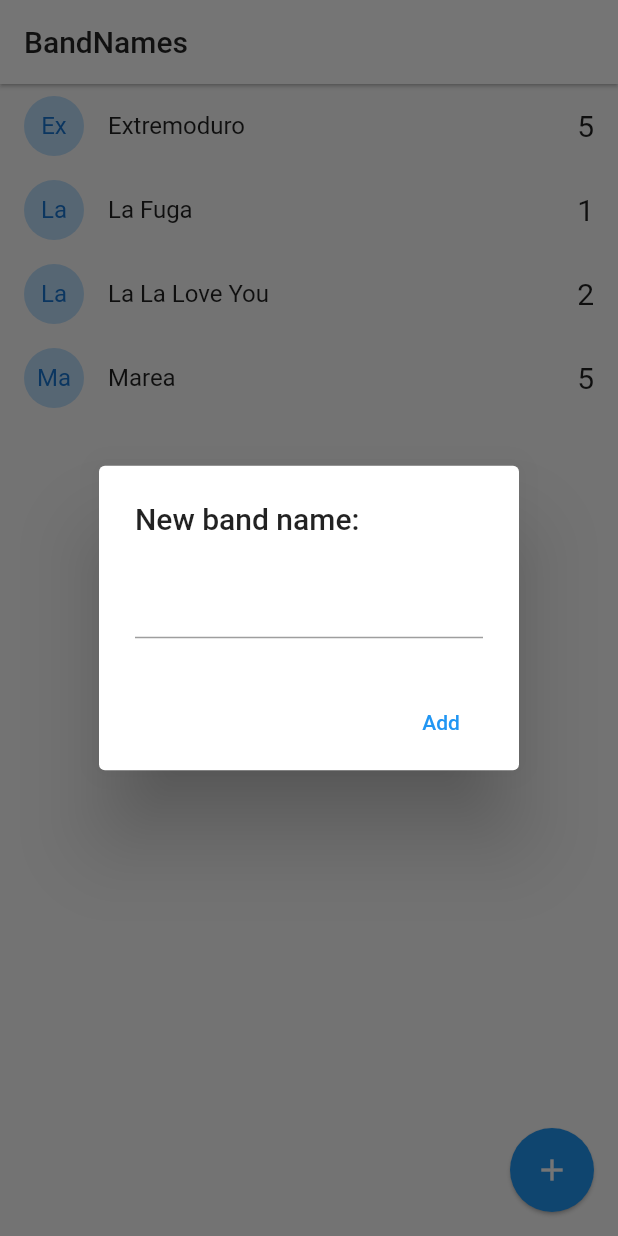
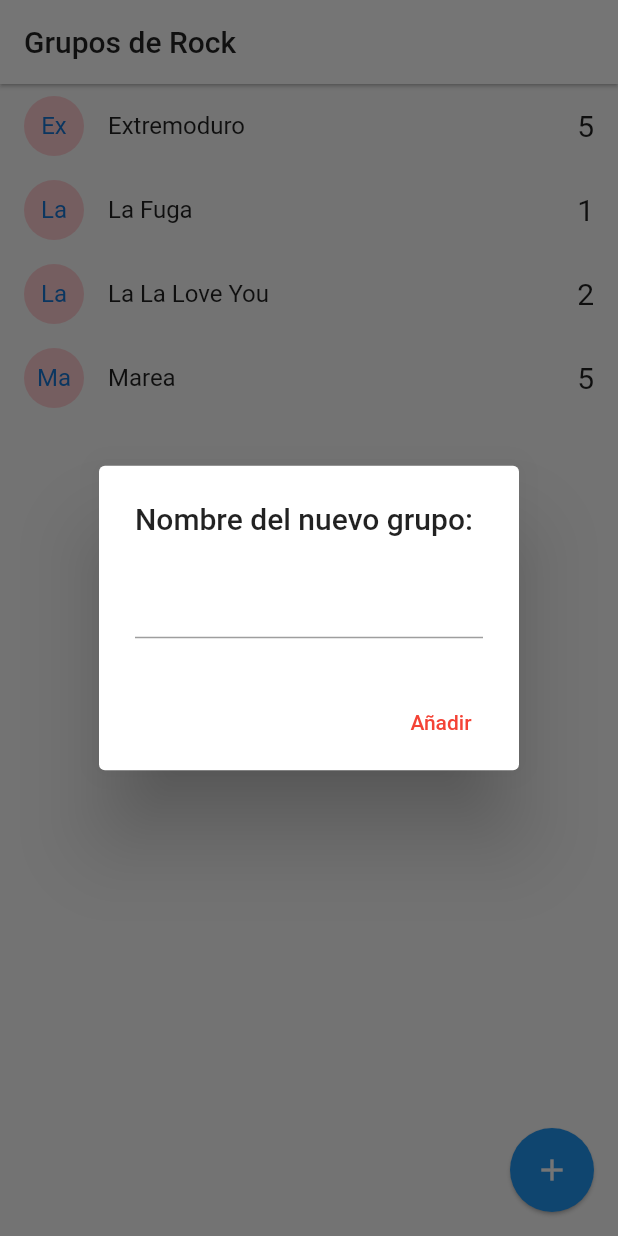
Before and after one commit to arodriguezgim/Flutter_avanzado, a Flutter app: the screen it shows after launch, after a tap on the "add" icon, on a phone screen of 412 x 824 dp. Run offline on Flutter 3.47's test engine with Material 2 defaults, Android fonts, the phone set to English and light mode, and no system bars; our stand-ins replace flutter_svg.

Commit message:
Fin Seccion 1

```diff
--- a/flutter_avanzado/flutter-bandnames-socket-0.0.2/lib/pages/home.dart
+++ b/flutter_avanzado/flutter-bandnames-socket-0.0.2/lib/pages/home.dart
@@ -11,6 +11,7 @@ class HomePage extends StatefulWidget {
 }
 
 class _HomePageState extends State<HomePage> {
+  //Nos creamos una lista de bandas
   List<Band> bands = [
     Band(id: '1', name: 'Extremoduro', votes: 5),
     Band(id: '2', name: 'La Fuga', votes: 1),
@@ -22,25 +23,27 @@ class _HomePageState extends State<HomePage> {
   Widget build(BuildContext context) {
     return Scaffold(
       appBar: AppBar(
-        title: Text('BandNames', style: TextStyle(color: Colors.black87)),
+        title: Text('Grupos de Rock', style: TextStyle(color: Colors.black87)),
         backgroundColor: Colors.white,
         elevation: 1,
       ),
       body: ListView.builder(
           itemCount: bands.length,
+          // Lo que necesitamos para recorrer cada elemento de la lista
           itemBuilder: (context, i) => _bandTile(bands[i])),
       floatingActionButton: FloatingActionButton(
           child: Icon(Icons.add), elevation: 1, onPressed: addNewBand),
     );
   }
 
-  Widget _bandTile(Band band) {
+  Widget _bandTile(Band grupo) {
     return Dismissible(
-      key: Key(band.id),
+      // Tenemos que poner algún identificador único
+      key: Key(grupo.id),
       direction: DismissDirection.startToEnd,
       onDismissed: (direction) {
         print('direction: $direction');
-        print('id: ${band.id}');
+        print('id: ${grupo.id}');
         // TODO: llamar el borrado en el server
       },
       background: Container(
@@ -48,23 +51,27 @@ class _HomePageState extends State<HomePage> {
           color: Colors.red,
           child: Align(
             alignment: Alignment.centerLeft,
-            child: Text('Delete Band', style: TextStyle(color: Colors.white)),
+            child:
+                Text('Eliminar Grupo', style: TextStyle(color: Colors.white)),
           )),
       child: ListTile(
         leading: CircleAvatar(
-          child: Text(band.name.substring(0, 2)),
-          backgroundColor: Colors.blue[100],
+          child: Text(grupo.name.substring(0, 2)),
+          backgroundColor: Colors.red[100],
         ),
-        title: Text(band.name),
-        trailing: Text('${band.votes}', style: TextStyle(fontSize: 20)),
+        title: Text(grupo.name),
+        trailing: Text('${grupo.votes}', style: TextStyle(fontSize: 20)),
         onTap: () {
-          print(band.name);
+          print(grupo.name);
         },
       ),
     );
   }
 
+// Mostraremos un diálogo para añadir un grupo
+
   addNewBand() {
+    // Para obtenerla información que el usuario ingresa en el diálogo
     final textController = new TextEditingController();
 
     if (Platform.isAndroid) {
@@ -73,15 +80,16 @@ class _HomePageState extends State<HomePage> {
         context: context,
         builder: (context) {
           return AlertDialog(
-            title: Text('New band name:'),
+            title: Text('Nombre del nuevo grupo:'),
             content: TextField(
+              //Le asigno al textview el controller
               controller: textController,
             ),
             actions: <Widget>[
               MaterialButton(
-                  child: Text('Add'),
+                  child: Text('Añadir'),
                   elevation: 5,
-                  textColor: Colors.blue,
+                  textColor: Colors.red,
                   onPressed: () => addBandToList(textController.text))
             ],
           );
@@ -89,28 +97,31 @@ class _HomePageState extends State<HomePage> {
       );
     }
 
+    // iOS
     showCupertinoDialog(
         context: context,
         builder: (_) {
           return CupertinoAlertDialog(
-            title: Text('New band name:'),
+            title: Text('Nombre del nuevo grupo:'),
             content: CupertinoTextField(
               controller: textController,
             ),
             actions: <Widget>[
               CupertinoDialogAction(
+                  //optimiza el emulador
                   isDefaultAction: true,
-                  child: Text('Add'),
+                  child: Text('Añadir'),
                   onPressed: () => addBandToList(textController.text)),
               CupertinoDialogAction(
                   isDestructiveAction: true,
-                  child: Text('Dismiss'),
+                  child: Text('Cancelar'),
                   onPressed: () => Navigator.pop(context))
             ],
           );
         });
   }
 
+  // Si el tamaño del grupo tiene máa de una letra lo añado y cierro el diálogo
   void addBandToList(String name) {
     print(name);
 
```
Also changed, not shown: flutter_avanzado/flutter-bandnames-socket-0.0.2/pubspec.lock, 1 other file.
